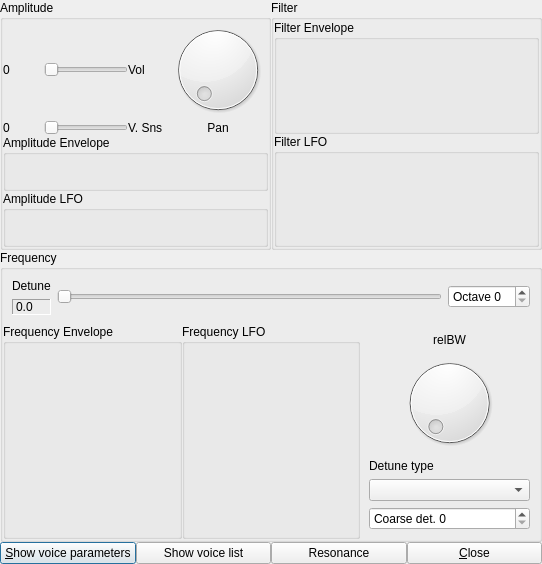
Before: the Qt Designer form src/NewUI/addnoteui.ui in saidinesh5/ZynAddSubFX, drawn with Qt 5.
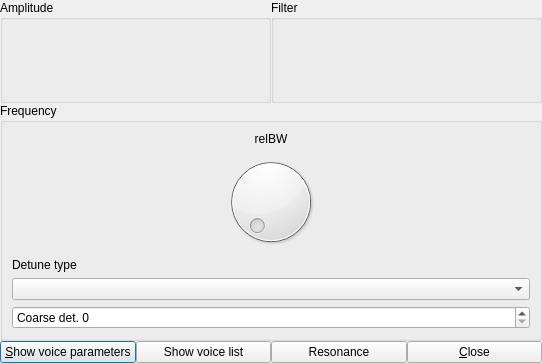
After: the same form once the commit is applied. Custom widgets are drawn as their Qt base class.

```diff
--- a/src/NewUI/addnoteui.ui
+++ b/src/NewUI/addnoteui.ui
@@ -7,7 +7,7 @@
     <x>0</x>
     <y>0</y>
     <width>542</width>
-    <height>564</height>
+    <height>363</height>
    </rect>
   </property>
   <property name="windowTitle">
@@ -43,101 +43,6 @@
         <property name="margin">
          <number>0</number>
         </property>
-        <item>
-         <layout class="QGridLayout" name="gridLayout">
-          <property name="spacing">
-           <number>0</number>
-          </property>
-          <item row="0" column="0">
-           <widget class="QLabel" name="label_2">
-            <property name="text">
-             <string>0</string>
-            </property>
-           </widget>
-          </item>
-          <item row="0" column="1">
-           <widget class="QSlider" name="horizontalSlider">
-            <property name="sizePolicy">
-             <sizepolicy hsizetype="Preferred" vsizetype="Fixed">
-              <horstretch>0</horstretch>
-              <verstretch>0</verstretch>
-             </sizepolicy>
-            </property>
-            <property name="orientation">
-             <enum>Qt::Horizontal</enum>
-            </property>
-           </widget>
-          </item>
-          <item row="0" column="2">
-           <widget class="QLabel" name="label">
-            <property name="text">
-             <string>Vol</string>
-            </property>
-           </widget>
-          </item>
-          <item row="1" column="0">
-           <widget class="QLabel" name="label_3">
-            <property name="text">
-             <string>0</string>
-            </property>
-           </widget>
-          </item>
-          <item row="1" column="1">
-           <widget class="QSlider" name="horizontalSlider_2">
-            <property name="sizePolicy">
-             <sizepolicy hsizetype="Preferred" vsizetype="Fixed">
-              <horstretch>0</horstretch>
-              <verstretch>0</verstretch>
-             </sizepolicy>
-            </property>
-            <property name="orientation">
-             <enum>Qt::Horizontal</enum>
-            </property>
-           </widget>
-          </item>
-          <item row="1" column="2">
-           <widget class="QLabel" name="label_4">
-            <property name="text">
-             <string>V. Sns</string>
-            </property>
-           </widget>
-          </item>
-          <item row="0" column="3">
-           <widget class="Dial" name="dial">
-            <property name="sizePolicy">
-             <sizepolicy hsizetype="Preferred" vsizetype="Preferred">
-              <horstretch>0</horstretch>
-              <verstretch>0</verstretch>
-             </sizepolicy>
-            </property>
-           </widget>
-          </item>
-          <item row="1" column="3">
-           <widget class="QLabel" name="label_10">
-            <property name="text">
-             <string>Pan</string>
-            </property>
-            <property name="alignment">
-             <set>Qt::AlignCenter</set>
-            </property>
-           </widget>
-          </item>
-         </layout>
-        </item>
-        <item>
-         <widget class="EnvelopeBox" name="amplitudeEnvelope">
-          <property name="title">
-           <string>Amplitude Envelope</string>
-          </property>
-         </widget>
-        </item>
-        <item>
-         <widget class="LFOBox" name="amplitudeLFO">
-          <property name="title">
-           <string>Amplitude LFO</string>
-          </property>
-         </widget>
-        </item>
        </layout>
       </widget>
      </item>
@@ -159,20 +64,6 @@
         <property name="margin">
          <number>0</number>
         </property>
-        <item>
-         <widget class="EnvelopeBox" name="filterEnvelope">
-          <property name="title">
-           <string>Filter Envelope</string>
-          </property>
-         </widget>
-        </item>
-        <item>
-         <widget class="LFOBox" name="filterLFO">
-          <property name="title">
-           <string>Filter LFO</string>
-          </property>
-         </widget>
-        </item>
        </layout>
       </widget>
      </item>
@@ -196,65 +87,7 @@
       <property name="spacing">
        <number>0</number>
       </property>
-      <item row="1" column="0">
-       <widget class="EnvelopeBox" name="frequencyEnvelope">
-        <property name="title">
-         <string>Frequency Envelope</string>
-        </property>
-       </widget>
-      </item>
-      <item row="1" column="1">
-       <widget class="LFOBox" name="frequencyLFO">
-        <property name="title">
-         <string>Frequency LFO</string>
-        </property>
-       </widget>
-      </item>
-      <item row="0" column="0" colspan="3">
-       <widget class="QWidget" name="widget" native="true">
-        <layout class="QHBoxLayout" name="horizontalLayout_3">
-         <item>
-          <layout class="QVBoxLayout" name="verticalLayout_4">
-           <item>
-            <widget class="QLabel" name="label_5">
-             <property name="text">
-              <string>Detune</string>
-             </property>
-            </widget>
-           </item>
-           <item>
-            <widget class="QLabel" name="label_6">
-             <property name="frameShape">
-              <enum>QFrame::Panel</enum>
-             </property>
-             <property name="frameShadow">
-              <enum>QFrame::Sunken</enum>
-             </property>
-             <property name="text">
-              <string>0.0</string>
-             </property>
-            </widget>
-           </item>
-          </layout>
-         </item>
-         <item>
-          <widget class="QSlider" name="horizontalSlider_3">
-           <property name="orientation">
-            <enum>Qt::Horizontal</enum>
-           </property>
-          </widget>
-         </item>
-         <item>
-          <widget class="QSpinBox" name="octave">
-           <property name="prefix">
-            <string>Octave </string>
-           </property>
-          </widget>
-         </item>
-        </layout>
-       </widget>
-      </item>
-      <item row="1" column="2">
+      <item row="0" column="0">
        <widget class="QWidget" name="widget_2" native="true">
         <layout class="QVBoxLayout" name="verticalLayout_6">
          <item>
@@ -343,18 +176,6 @@
    <extends>QDial</extends>
    <header>dial.h</header>
   </customwidget>
-  <customwidget>
-   <class>LFOBox</class>
-   <extends>QGroupBox</extends>
-   <header>lfobox.h</header>
-   <container>1</container>
-  </customwidget>
-  <customwidget>
-   <class>EnvelopeBox</class>
-   <extends>QGroupBox</extends>
-   <header>envelopebox.h</header>
-   <container>1</container>
-  </customwidget>
  </customwidgets>
  <resources/>
  <connections>
```
Left out of the diff: 51 changed lines with no effect on the pictures.
